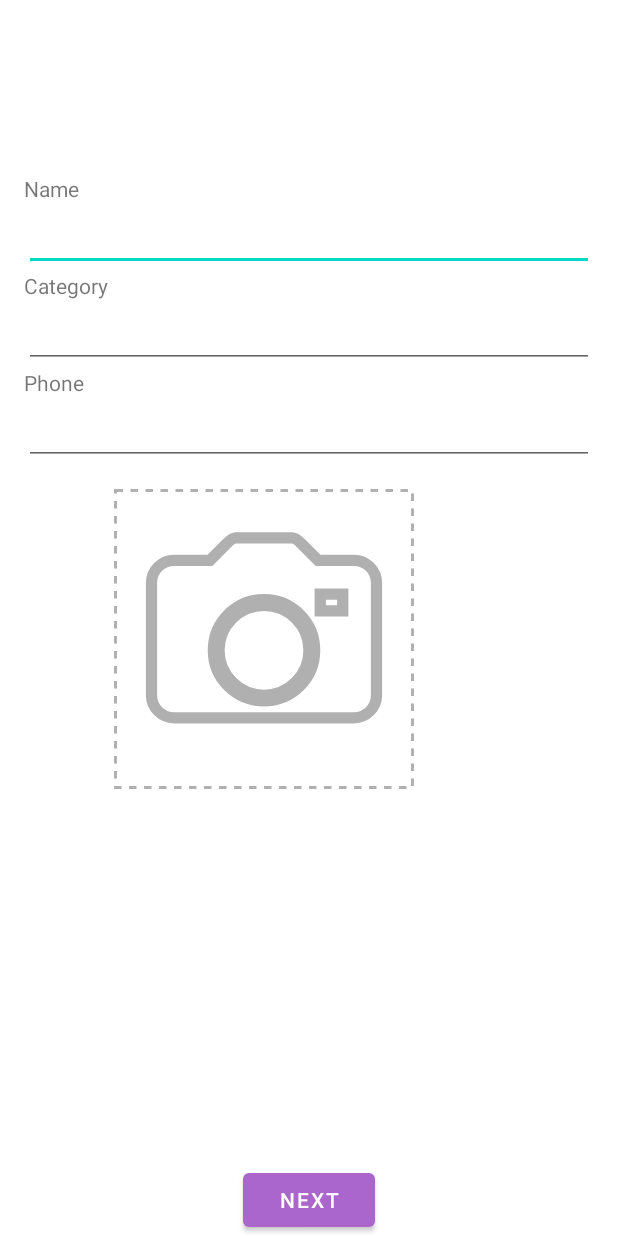
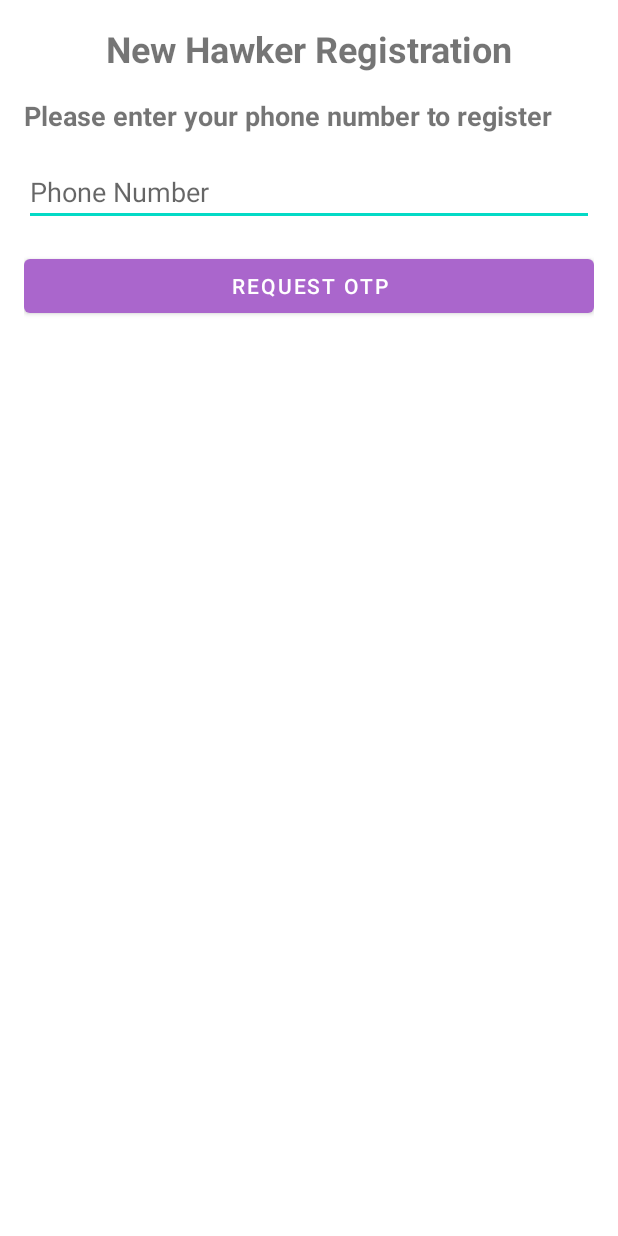
Before and after one commit to babatezpur/HawkerApp, an Android app: the HawkerFormActivity screen opened directly, with no data from a screen before it, on a phone screen of 412 x 824 dp. Run offline under Robolectric (Android 15) with nearby library versions, the phone set to English and light mode, and no system bars; our stand-ins replace Room's generated code.

Commit message:
Implement Otp sending and receiving (auto reading sms)

```diff
--- /dev/null
+++ b/app/src/main/java/com/hawkerapp/app/SMSReceiver.kt
@@ -0,0 +1,37 @@
+package com.hawkerapp.app
+import android.content.BroadcastReceiver
+import android.content.Context
+import android.content.Intent
+import android.provider.Telephony
+import android.util.Log
+import java.util.regex.Pattern
+
+class SMSReceiver : BroadcastReceiver() {
+
+    companion object {
+        private const val TAG = "SMSReceiver"
+        // Callback to be set from the fragment
+        var otpListener: ((String) -> Unit)? = null
+    }
+
+    override fun onReceive(context: Context?, intent: Intent?) {
+        if (intent?.action != Telephony.Sms.Intents.SMS_RECEIVED_ACTION) return
+
+        val messages = Telephony.Sms.Intents.getMessagesFromIntent(intent)
+        messages.forEach { smsMessage ->
+            val messageBody = smsMessage.messageBody
+            Log.d(TAG, "SMS received: $messageBody")
+
+            // Assuming OTP is a 6-digit number
+            // Adjust the pattern based on your actual OTP format
+            val pattern = Pattern.compile("\\b(\\d{6})\\b")
+            val matcher = pattern.matcher(messageBody)
+
+            if (matcher.find()) {
+                val otp = matcher.group(1)
+                Log.d(TAG, "OTP found: $otp")
+                otpListener?.invoke(otp)
+            }
+        }
+    }
+}
--- a/app/src/main/java/com/hawkerapp/app/views/HawkerFormActivity.kt
+++ b/app/src/main/java/com/hawkerapp/app/views/HawkerFormActivity.kt
@@ -4,6 +4,7 @@ import android.content.Intent
 import androidx.appcompat.app.AppCompatActivity
 import android.os.Bundle
 import android.util.Log
+import android.view.View
 import android.widget.Button
 import android.widget.Toast
 import androidx.fragment.app.FragmentManager
@@ -23,6 +24,7 @@ class HawkerFormActivity : AppCompatActivity() {
     private val fragmentManager: FragmentManager = supportFragmentManager
     lateinit var hawkerLoginDataRepository: HawkerLoginDataRepository
     private val hawkerManager = HawkerManager(this)
+    private lateinit var nextButton: Button
 
     //private lateinit var hawkerFormData: HawkerFormData
 
@@ -31,24 +33,45 @@ class HawkerFormActivity : AppCompatActivity() {
     private var currentFragment: Int = FRAGMENT_A
 
     companion object {
-        private const val FRAGMENT_A = 0
-        private const val FRAGMENT_B = 1
+        private const val FRAGMENT_PHONE = 0
+        private const val FRAGMENT_A = 1
+        private const val FRAGMENT_B = 2
         private var hawkerFormData: HawkerFormData? = null
     }
 
     override fun onCreate(savedInstanceState: Bundle?) {
         super.onCreate(savedInstanceState)
         setContentView(R.layout.activity_hawker_form)
-        val nextButton = findViewById<Button>(R.id.next_button)
+        nextButton = findViewById<Button>(R.id.next_button)
         nextButton.setOnClickListener {
             onNextButtonClicked()
         }
-        loadFirstFragment()
+        loadPhoneVerificationFragment()
     }
 
-    private fun loadFirstFragment() {
+    private fun loadPhoneVerificationFragment() {
+        currentFragment = FRAGMENT_PHONE
+        nextButton.visibility = View.GONE  // Hide the next button
         fragmentManager.beginTransaction()
-            .replace(R.id.fragment_container, HawkerSelfDetails())
+            .replace(R.id.fragment_container, HawkerPhoneDetails())
+            .commit()
+    }
+
+    // Function to be called after successful OTP verification
+    fun proceedToSelfDetails(verifiedPhone: String) {
+        currentFragment = FRAGMENT_A
+        nextButton.visibility = View.VISIBLE  // Show the next button again
+        loadFirstFragment(verifiedPhone)
+    }
+
+    private fun loadFirstFragment(verifiedPhone: String) {
+        val fragment = HawkerSelfDetails().apply {
+            arguments = Bundle().apply {
+                putString("verified_phone", verifiedPhone)
+            }
+        }
+        fragmentManager.beginTransaction()
+            .replace(R.id.fragment_container, fragment)
             .commit()
     }
 
@@ -60,6 +83,18 @@ class HawkerFormActivity : AppCompatActivity() {
 
     private fun onNextButtonClicked() {
         when (currentFragment) {
+//            FRAGMENT_PHONE -> {
+//                val fragmentPhone =
+//                    supportFragmentManager.findFragmentById(R.id.fragment_container) as? HawkerPhoneDetails
+//                if (fragmentPhone != null && !fragmentPhone.isVerified()) {
+//                    Toast.makeText(
+//                        this,
+//                        "Please complete phone verification first.",
+//                        Toast.LENGTH_SHORT
+//                    ).show()
+//                    return
+//                }
+//            }
             FRAGMENT_A -> {
                 val fragmentA =
                     supportFragmentManager.findFragmentById(R.id.fragment_container) as? HawkerSelfDetails
--- /dev/null
+++ b/app/src/main/java/com/hawkerapp/app/views/HawkerPhoneDetails.kt
@@ -0,0 +1,167 @@
+package com.hawkerapp.app.views
+
+import android.Manifest
+import android.content.pm.PackageManager
+import android.os.Bundle
+import android.view.LayoutInflater
+import android.view.View
+import android.view.ViewGroup
+import android.widget.Button
+import android.widget.EditText
+import android.widget.Toast
+import androidx.core.content.ContextCompat
+import androidx.fragment.app.Fragment
+import com.hawkerapp.app.R
+import com.hawkerapp.app.SMSReceiver
+import com.hawkerapp.app.network.RetrofitHelper
+
+class HawkerPhoneDetails : Fragment() {
+    private lateinit var phoneEditText: EditText
+    private lateinit var otpEditText: EditText
+    private lateinit var requestOtpButton: Button
+    private lateinit var verifyOtpButton: Button
+    private val PERMISSION_REQUEST_CODE = 123
+    private var isOtpVerified = false
+    private var verifiedPhoneNumber = ""
+
+    override fun onCreateView(
+        inflater: LayoutInflater,
+        container: ViewGroup?,
+        savedInstanceState: Bundle?
+    ): View? {
+        val view = inflater.inflate(R.layout.fragment_hawker_phone_details, container, false)
+
+        checkSMSPermissions()
+        setupSMSReceiver()
+
+        // Initialize views
+        phoneEditText = view.findViewById(R.id.phone_edit_text)
+        otpEditText = view.findViewById(R.id.otp_edit_text)
+        requestOtpButton = view.findViewById(R.id.request_otp_button)
+        verifyOtpButton = view.findViewById(R.id.verify_otp_button)
+
+        // Initially hide OTP related views
+        otpEditText.visibility = View.GONE
+        verifyOtpButton.visibility = View.GONE
+
+        setupClickListeners()
+
+        return view
+    }
+
+    private fun checkSMSPermissions() {
+        if (ContextCompat.checkSelfPermission(
+                requireContext(),
+                Manifest.permission.RECEIVE_SMS
+            ) != PackageManager.PERMISSION_GRANTED ||
+            ContextCompat.checkSelfPermission(
+                requireContext(),
+                Manifest.permission.READ_SMS
+            ) != PackageManager.PERMISSION_GRANTED
+        ) {
+            requestPermissions(
+                arrayOf(
+                    Manifest.permission.RECEIVE_SMS,
+                    Manifest.permission.READ_SMS
+                ),
+                PERMISSION_REQUEST_CODE
+            )
+        }
+    }
+
+    private fun setupSMSReceiver() {
+        SMSReceiver.otpListener = { otp ->
+            // Run on UI thread since this callback might come from a background thread
+            activity?.runOnUiThread {
+                otpEditText.setText(otp)
+                // Optionally auto-verify the OTP
+                // verifyOtpButton.performClick()
+            }
+        }
+    }
+
+    private fun setupClickListeners() {
+        requestOtpButton.setOnClickListener {
+            val phoneNumber = phoneEditText.text.toString()
+            if (phoneNumber.isEmpty() || phoneNumber.length != 10) {
+                Toast.makeText(context, "Please enter a valid phone number", Toast.LENGTH_SHORT).show()
+                return@setOnClickListener
+            }
+
+            // Make API call to request OTP
+            RetrofitHelper.requestOtp(phoneNumber) { success ->
+                if (success) {
+                    // Show OTP input field and verify button
+                    otpEditText.visibility = View.VISIBLE
+                    verifyOtpButton.visibility = View.VISIBLE
+                    requestOtpButton.isEnabled = false
+                    phoneEditText.isEnabled = false
+                } else {
+                    Toast.makeText(context, "Failed to send OTP. Please try again.", Toast.LENGTH_SHORT).show()
+                }
+            }
+        }
+
+        verifyOtpButton.setOnClickListener {
+            val phoneNumber = phoneEditText.text.toString()
+            val otp = otpEditText.text.toString()
+
+            if (otp.isEmpty() || otp.length != 6) {
+                Toast.makeText(context, "Please enter a valid OTP", Toast.LENGTH_SHORT).show()
+                return@setOnClickListener
+            }
+
+            // Make API call to verify OTP
+            RetrofitHelper.verifyOtp(phoneNumber, otp) { response ->
+                when (response) {
+                    is OtpVerificationResponse.AlreadyRegistered -> {
+                        Toast.makeText(context, "This number is already registered", Toast.LENGTH_LONG).show()
+                    }
+                    is OtpVerificationResponse.Success -> {
+                        isOtpVerified = true
+                        verifiedPhoneNumber = phoneEditText.text.toString()
+                        // Notify activity to proceed to next fragment
+                        (activity as? HawkerFormActivity)?.proceedToSelfDetails(verifiedPhoneNumber)
+                    }
+                    is OtpVerificationResponse.Error -> {
+                        Toast.makeText(context, "Invalid OTP. Please try again.", Toast.LENGTH_SHORT).show()
+                    }
+                }
+            }
+        }
+    }
+
+    fun isVerified(): Boolean = isOtpVerified
+
+    fun getVerifiedPhoneNumber(): String = verifiedPhoneNumber
+
+    override fun onRequestPermissionsResult(
+        requestCode: Int,
+        permissions: Array<out String>,
+        grantResults: IntArray
+    ) {
+        if (requestCode == PERMISSION_REQUEST_CODE) {
+            if (grantResults.isNotEmpty() &&
+                grantResults.all { it == PackageManager.PERMISSION_GRANTED }
+            ) {
+                Toast.makeText(
+                    context,
+                    "SMS permissions granted. OTP will be auto-read.",
+                    Toast.LENGTH_SHORT
+                ).show()
+            } else {
+                Toast.makeText(
+                    context,
+                    "SMS permissions denied. Please enter OTP manually.",
+                    Toast.LENGTH_SHORT
+                ).show()
+            }
+        }
+    }
+}
+
+sealed class OtpVerificationResponse {
+    data object Success : OtpVerificationResponse()
+    data object AlreadyRegistered : OtpVerificationResponse()
+    data class Error(val message: String) : OtpVerificationResponse()
+}
--- /dev/null
+++ b/app/src/main/res/layout/fragment_hawker_phone_details.xml
@@ -0,0 +1,56 @@
+<?xml version="1.0" encoding="utf-8"?>
+<LinearLayout xmlns:android="http://schemas.android.com/apk/res/android"
+    android:layout_width="match_parent"
+    android:layout_height="match_parent"
+    android:orientation="vertical"
+    android:padding="16dp">
+
+    <TextView
+        android:layout_width="match_parent"
+        android:layout_height="wrap_content"
+        android:layout_marginBottom="16dp"
+        android:text="New Hawker Registration"
+        android:textAlignment="center"
+        android:textSize="24sp"
+        android:textStyle="bold" />
+
+    <TextView
+        android:layout_width="match_parent"
+        android:layout_height="wrap_content"
+        android:layout_marginBottom="16dp"
+        android:text="Please enter your phone number to register"
+        android:textSize="18sp"
+        android:textStyle="bold" />
+
+    <EditText
+        android:id="@+id/phone_edit_text"
+        android:layout_width="match_parent"
+        android:layout_height="wrap_content"
+        android:layout_marginBottom="16dp"
+        android:hint="Phone Number"
+        android:inputType="phone"
+        android:maxLength="10" />
+
+    <Button
+        android:id="@+id/request_otp_button"
+        android:layout_width="match_parent"
+        android:layout_height="wrap_content"
+        android:layout_marginBottom="16dp"
+        android:text="Request OTP" />
+
+    <EditText
+        android:id="@+id/otp_edit_text"
+        android:layout_width="match_parent"
+        android:layout_height="wrap_content"
+        android:layout_marginBottom="16dp"
+        android:hint="Enter OTP"
+        android:inputType="number"
+        android:maxLength="6" />
+
+    <Button
+        android:id="@+id/verify_otp_button"
+        android:layout_width="match_parent"
+        android:layout_height="wrap_content"
+        android:text="Verify OTP" />
+
+</LinearLayout>
```
Also changed, not shown: app/src/main/AndroidManifest.xml (+17 -2 lines), app/src/main/java/com/hawkerapp/app/network/HawkersAPI.kt (+9 -0 lines), app/src/main/java/com/hawkerapp/app/network/RetrofitHelper.kt (+31 -0 lines), app/src/main/java/com/hawkerapp/app/views/HawkerSelfDetails.kt (+14 -0 lines).
